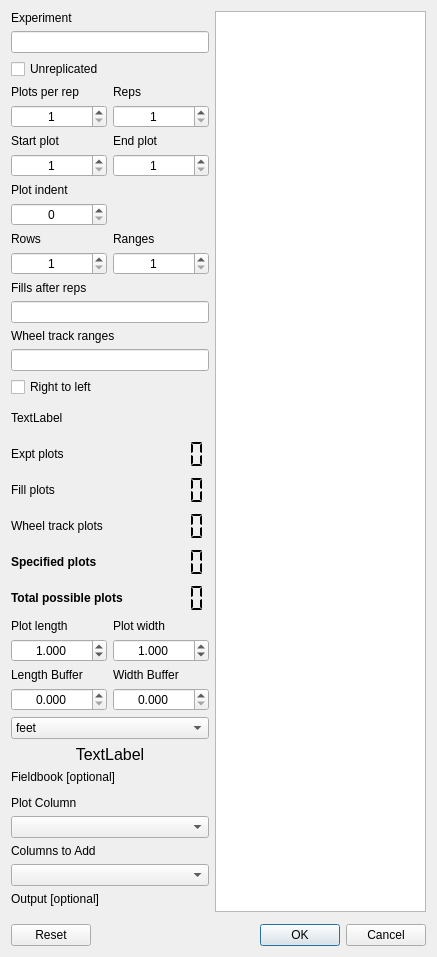
This is shp_buddy_dialog_base.ui in nburner96/shp_buddy as Qt 5 draws it before an edit. The edited form follows.
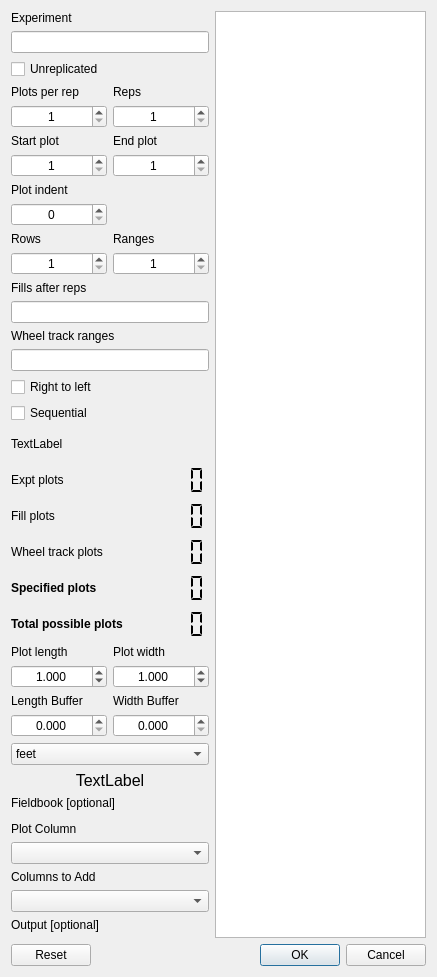
This is the edited form. Custom widgets are drawn as their Qt base class.

Commit message: added option for sequential numbering

```diff
--- a/shp_buddy_dialog_base.ui
+++ b/shp_buddy_dialog_base.ui
@@ -258,6 +258,13 @@
            </property>
           </widget>
          </item>
+         <item>
+          <widget class="QCheckBox" name="seqCheck">
+           <property name="text">
+            <string>Sequential</string>
+           </property>
+          </widget>
+         </item>
          <item>
           <widget class="QLabel" name="warnLbl">
            <property name="minimumSize">
```
The commit also changes 2 other files.
